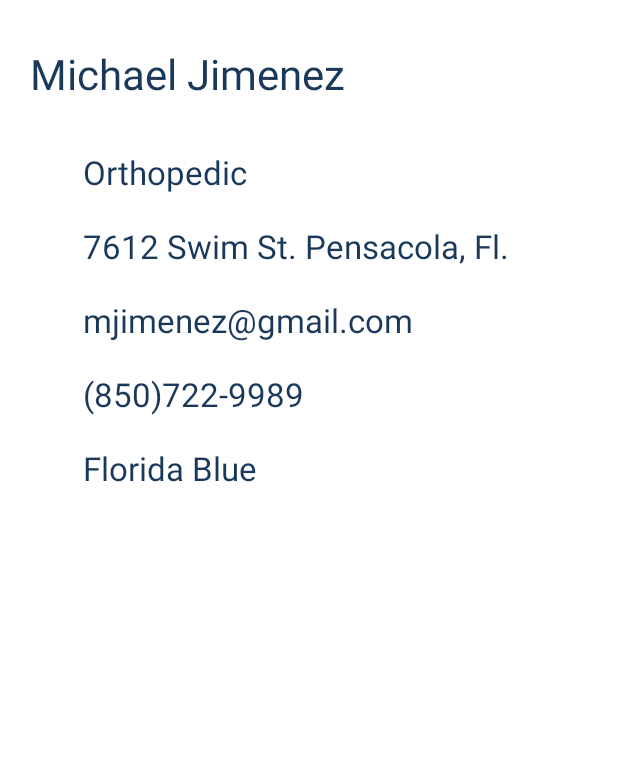
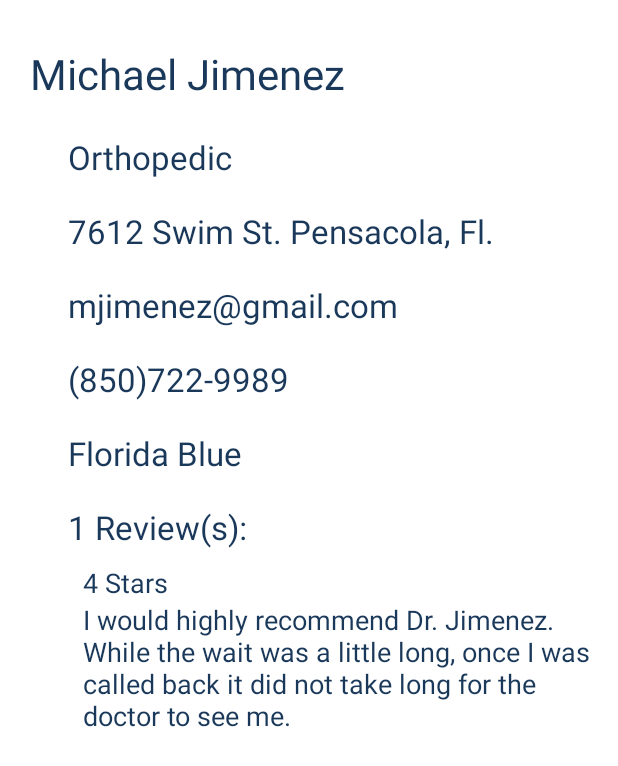
Before and after one commit to Shebeck/MetisReferrals, an Android app: the doctorBio screen opened directly, with no data from a screen before it, on a phone screen of 412 x 824 dp. Shown: the top 766 px of the screen. Run offline under Robolectric (Android 15) with nearby library versions, the phone set to English and light mode, and no system bars; 1 statement that could not run was skipped.

Commit message:
doctor bio

```diff
--- a/app/src/main/res/layout/activity_doctor_bio.xml
+++ b/app/src/main/res/layout/activity_doctor_bio.xml
@@ -10,7 +10,7 @@
     <TextView
         android:id="@+id/doctorName"
         android:layout_width="250dp"
-        android:layout_height="50dp"
+        android:layout_height="40dp"
         android:layout_alignParentStart="true"
         android:layout_alignParentTop="true"
         android:layout_marginStart="20dp"
@@ -29,7 +29,7 @@
         android:layout_alignStart="@+id/doctorName"
         android:layout_below="@+id/doctorName"
         android:layout_marginTop="20dp"
-        android:layout_marginStart="35dp"
+        android:layout_marginStart="25dp"
         android:text="Orthopedic"
         android:textColor="#1a385a"
         android:textSize="22sp"
@@ -42,7 +42,7 @@
         android:layout_alignStart="@+id/doctorName"
         android:layout_below="@+id/doctorPractice"
         android:layout_marginTop="20dp"
-        android:layout_marginStart="35dp"
+        android:layout_marginStart="25dp"
         android:text="7612 Swim St. Pensacola, Fl."
         android:textColor="#1a385a"
         android:textSize="22sp"
@@ -55,7 +55,7 @@
         android:layout_alignStart="@+id/doctorName"
         android:layout_below="@+id/doctorAddress"
         android:layout_marginTop="20dp"
-        android:layout_marginStart="35dp"
+        android:layout_marginStart="25dp"
         android:text="mjimenez@gmail.com"
         android:textColor="#1a385a"
         android:textSize="22sp"
@@ -68,7 +68,7 @@
         android:layout_alignStart="@+id/doctorName"
         android:layout_below="@+id/doctorEmail"
         android:layout_marginTop="20dp"
-        android:layout_marginStart="35dp"
+        android:layout_marginStart="25dp"
         android:text="(850)722-9989"
         android:textColor="#1a385a"
         android:textSize="22sp"
@@ -81,10 +81,49 @@
         android:layout_alignStart="@+id/doctorName"
         android:layout_below="@+id/doctorPhone"
         android:layout_marginTop="20dp"
-        android:layout_marginStart="35dp"
+        android:layout_marginStart="25dp"
         android:text="Florida Blue"
         android:textColor="#1a385a"
         android:textSize="22sp"
         tools:ignore="HardcodedText" />
 
+    <TextView
+        android:id="@+id/reviewHead"
+        android:layout_width="wrap_content"
+        android:layout_height="wrap_content"
+        android:layout_alignStart="@+id/doctorName"
+        android:layout_below="@+id/doctorInsurance"
+        android:layout_marginTop="20dp"
+        android:layout_marginStart="25dp"
+        android:text="1 Review(s):"
+        android:textColor="#1a385a"
+        android:textSize="22sp"
+        tools:ignore="HardcodedText" />
+
+    <TextView
+        android:id="@+id/reviewStars"
+        android:layout_width="wrap_content"
+        android:layout_height="wrap_content"
+        android:layout_alignStart="@+id/doctorName"
+        android:layout_below="@+id/reviewHead"
+        android:layout_marginTop="10dp"
+        android:layout_marginStart="35dp"
+        android:text="4 Stars"
+        android:textColor="#1a385a"
+        android:textSize="18sp"
+        tools:ignore="HardcodedText" />
+
+    <TextView
+        android:id="@+id/review"
+        android:layout_width="wrap_content"
+        android:layout_height="wrap_content"
+        android:layout_alignStart="@+id/doctorName"
+        android:layout_below="@+id/reviewStars"
+        android:layout_marginTop="0dp"
+        android:layout_marginStart="35dp"
+        android:text="I would highly recommend Dr. Jimenez.  While the wait was a little long, once I was called back it did not take long for the doctor to see me."
+        android:textColor="#1a385a"
+        android:textSize="18sp"
+        tools:ignore="HardcodedText" />
+
 </RelativeLayout>
```
